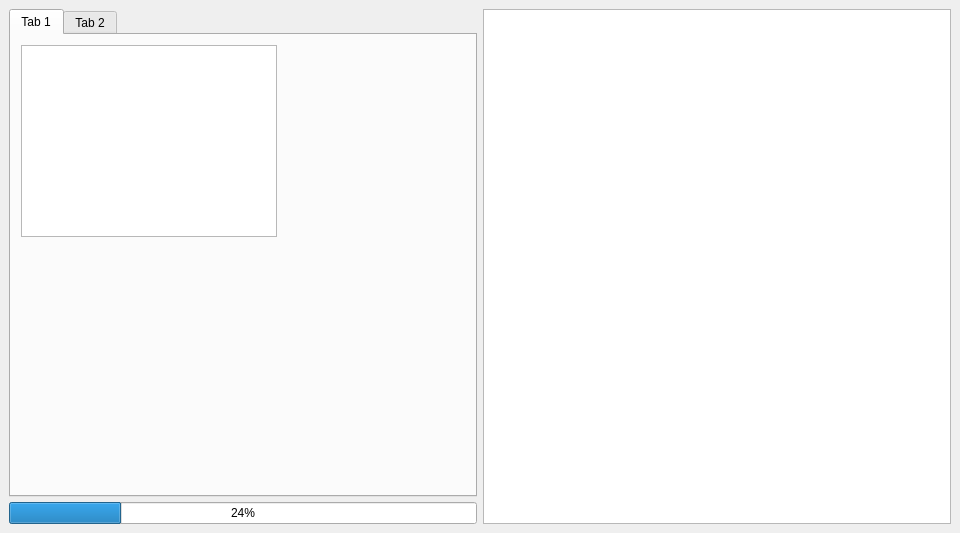
Above: mainwindow.ui from joecwilson/YALMP before the change. Below: the same form after it.
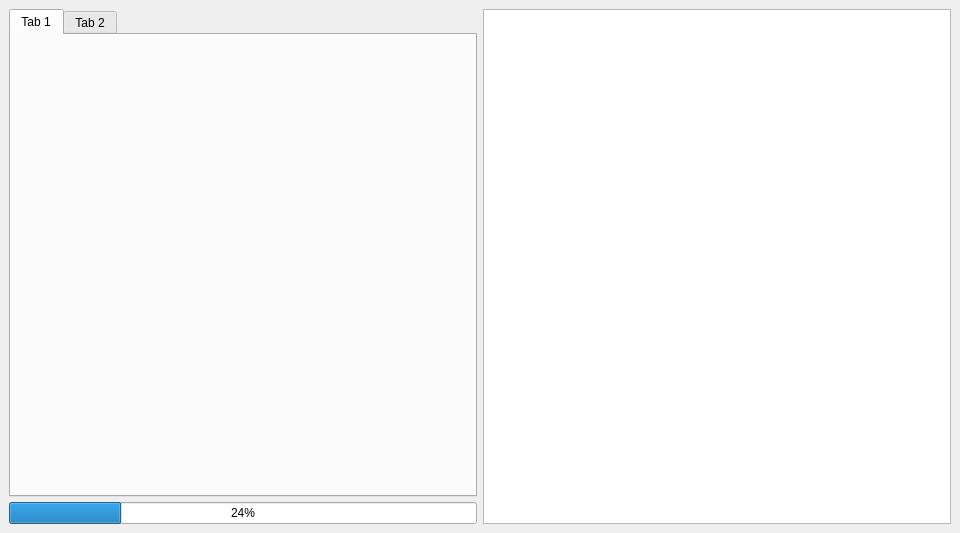
That is the form after the change.

```diff
--- a/mainwindow.ui
+++ b/mainwindow.ui
@@ -40,15 +40,16 @@
            <attribute name="title">
             <string>Tab 1</string>
            </attribute>
-           <widget class="QTableView" name="tableView">
+           <widget class="QWidget" name="gridLayoutWidget">
             <property name="geometry">
              <rect>
-              <x>10</x>
-              <y>10</y>
-              <width>256</width>
-              <height>192</height>
+              <x>0</x>
+              <y>0</y>
+              <width>451</width>
+              <height>441</height>
              </rect>
             </property>
+            <layout class="QGridLayout" name="gridLayout"/>
            </widget>
           </widget>
           <widget class="QWidget" name="tab_2">
```
